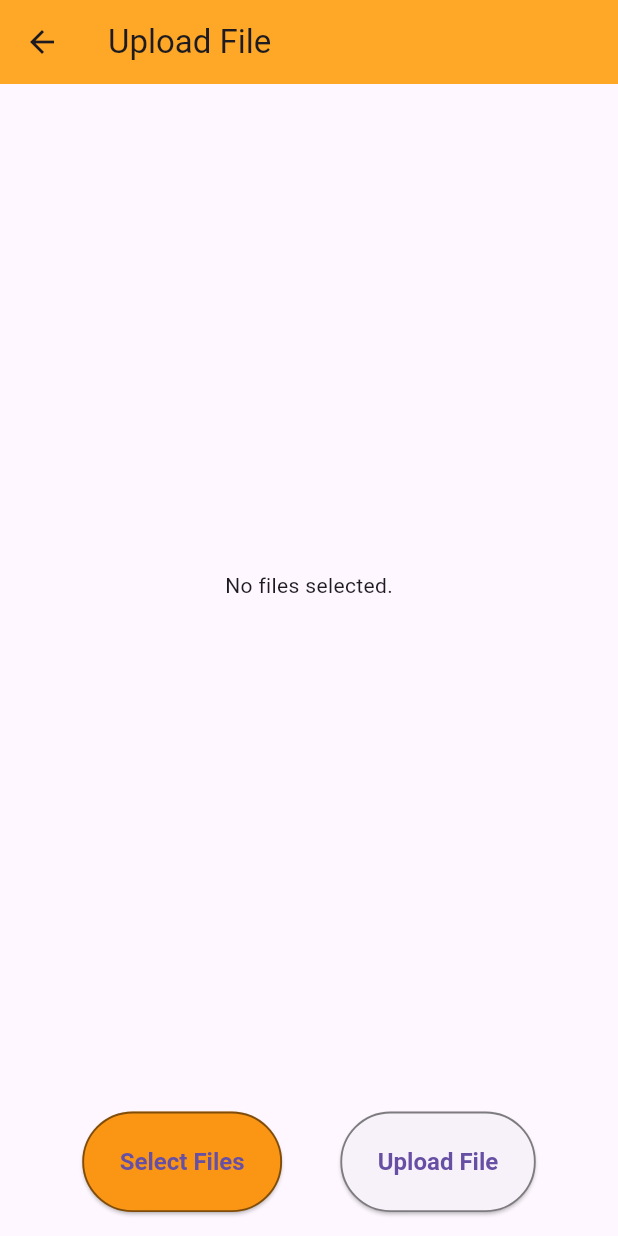
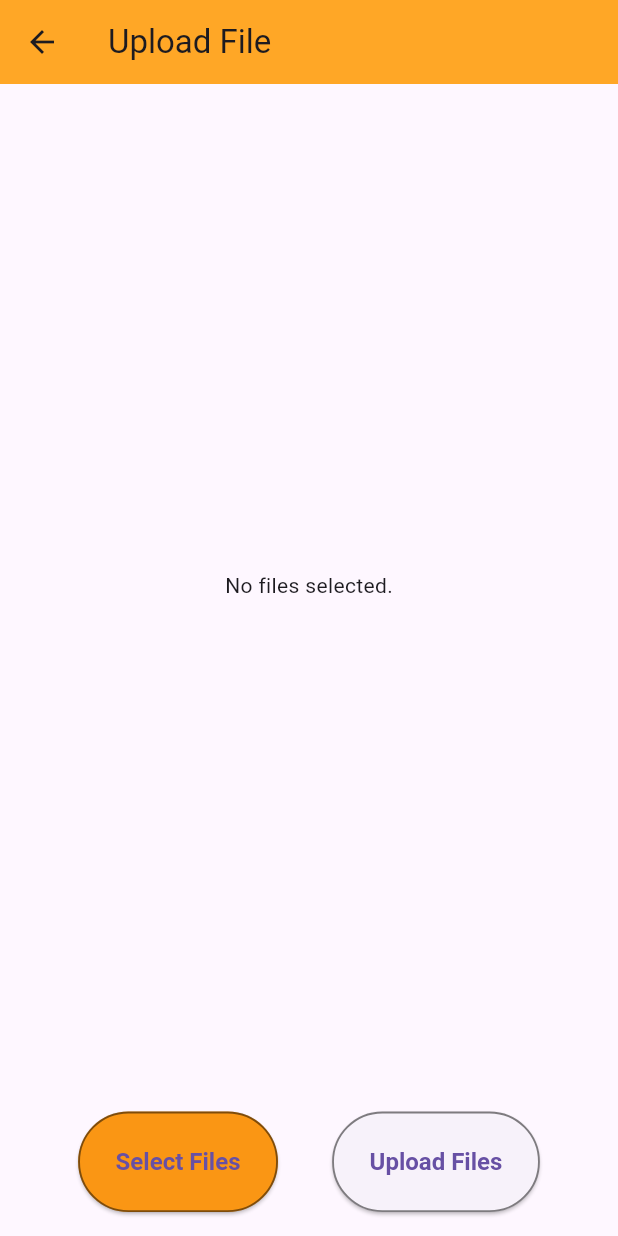
Before and after one commit to DaniloVrancic/s3-client, a Flutter app: the UploadFilePage screen opened directly, on a phone screen of 412 x 824 dp. Run offline on Flutter 3.47's test engine with Material 3 defaults, Android fonts, the phone set to English and light mode, and no system bars; our stand-ins replace file_picker, get; generated files the repository leaves out were written again.

Commit message:
DW 0.2.6.4: Implemented further UI functionalities

```diff
--- a/lib/src/screens/upload_file_page/upload_file_page.dart
+++ b/lib/src/screens/upload_file_page/upload_file_page.dart
@@ -107,7 +107,7 @@ class _UploadFilePageState extends State<UploadFilePage> {
                       fontSize: 16.0,
                     ),
                   ),
-                  child: const Text("Upload File"),
+                  child: const Text("Upload Files"),
                 ),
               ],
             ),
```
Also changed, not shown: lib/src/screens/home_page/home_page.dart (+22 -4 lines).
